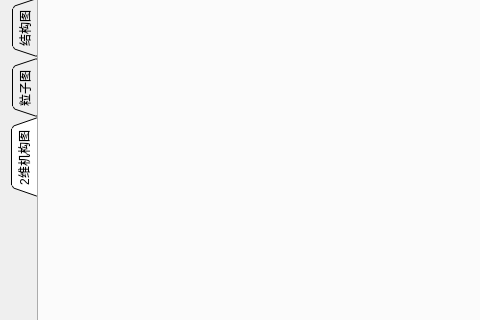
BeQuiet1228/FreeCAD, file src/DataVisualization/ConfigWidget.ui: the form before one commit; both pictures show x 0 to 480 and y 196 to 516 of the 1070 by 841 pixel window.
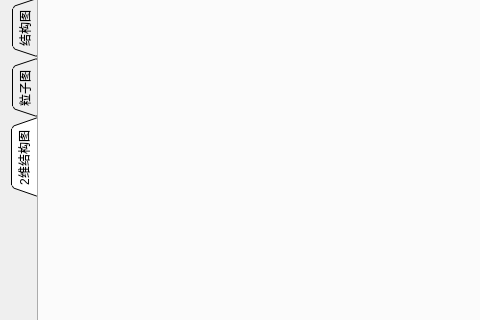
The form after the commit. The open tabs and pages were chosen to show the change.

Patch:
```diff
--- a/src/DataVisualization/ConfigWidget.ui
+++ b/src/DataVisualization/ConfigWidget.ui
@@ -1771,7 +1771,7 @@
      </widget>
      <widget class="QWidget" name="tab_5">
       <attribute name="title">
-       <string>2维机构图</string>
+       <string>2维结构图</string>
       </attribute>
      </widget>
     </widget>
```
Left out of the diff: 2 changed lines with no effect on the pictures.
